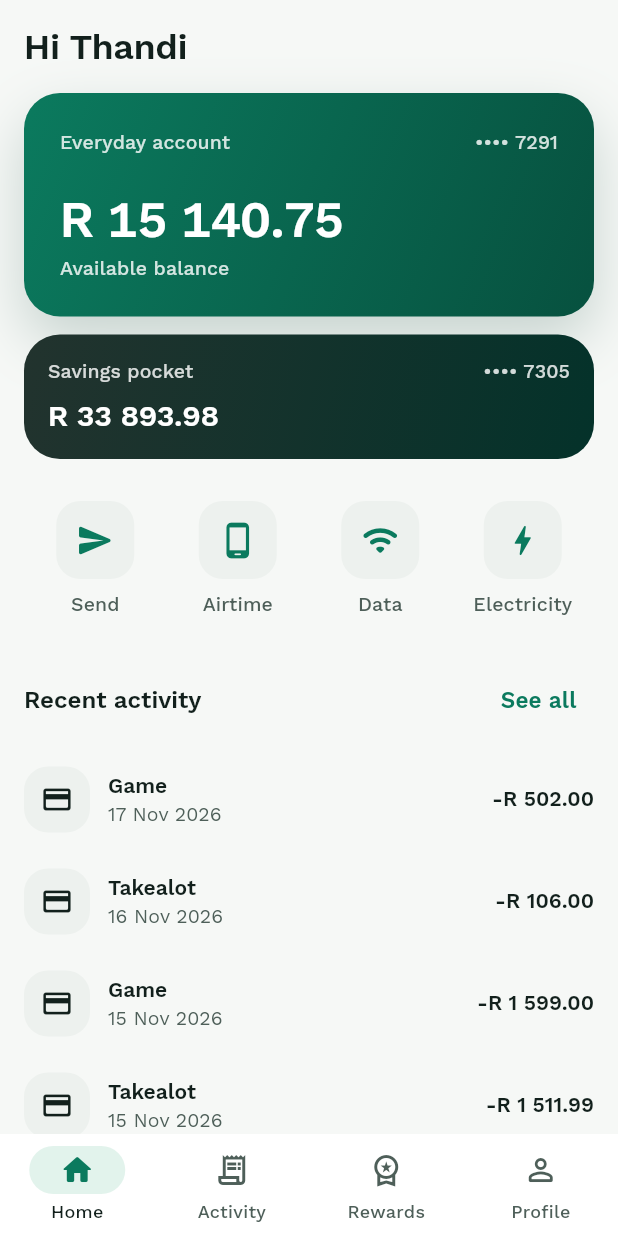
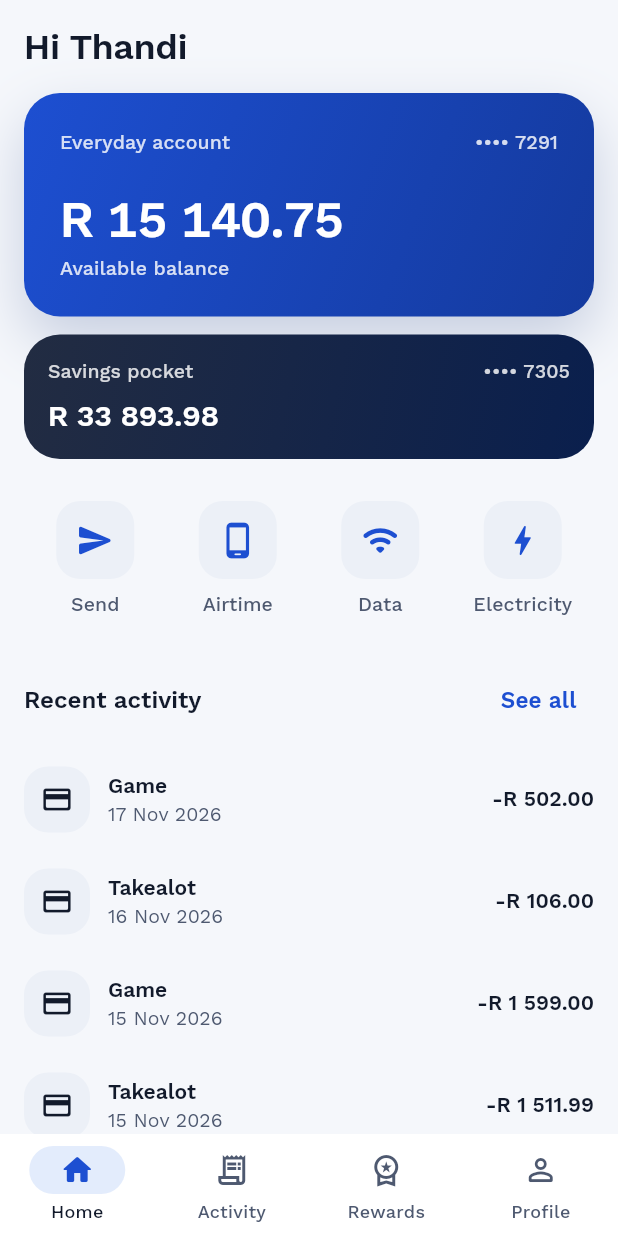
Before and after one commit to AzTheProgrammer/wallet-demo-app, a Flutter app: the DashboardPage screen opened by its route, on a phone screen of 412 x 824 dp. Run offline on Flutter 3.47's test engine with Material 3 defaults, Android fonts, the phone set to English and light mode, and no system bars; our stand-ins replace bloc, equatable, flutter_bloc, flutter_secure_storage, fpdart, freezed_annotation and 5 more; accounts and stored records are empty; generated files the repository leaves out were written again.

Commit message:
switch to blue theme

```diff
--- a/lib/core/theme/app_theme.dart
+++ b/lib/core/theme/app_theme.dart
@@ -31,7 +31,7 @@ abstract final class AppTheme {
       brightness: Brightness.dark,
       primary: AppPalette.brandBright,
       onPrimary: AppPalette.brandInk,
-      primaryContainer: Color(0xFF103A30),
+      primaryContainer: Color(0xFF16295A),
       onPrimaryContainer: AppPalette.moon,
       secondary: AppPalette.moonSoft,
       onSecondary: AppPalette.night,
--- a/lib/core/theme/tokens.dart
+++ b/lib/core/theme/tokens.dart
@@ -1,27 +1,27 @@
 import 'package:flutter/material.dart';
 
 abstract final class AppPalette {
-  static const brand = Color(0xFF0B7A5E);
-  static const brandBright = Color(0xFF3FD3A6);
-  static const brandDeep = Color(0xFF07513F);
-  static const brandInk = Color(0xFF04322A);
-  static const brandTint = Color(0xFFE2F3EC);
+  static const brand = Color(0xFF1D4FD1);
+  static const brandBright = Color(0xFF6EA8FF);
+  static const brandDeep = Color(0xFF143A9E);
+  static const brandInk = Color(0xFF0A1F4D);
+  static const brandTint = Color(0xFFE3ECFC);
 
-  static const ink = Color(0xFF12201C);
-  static const inkSoft = Color(0xFF4E5F59);
-  static const inkFaint = Color(0xFF66766F);
-  static const line = Color(0xFFE1E7E3);
-  static const canvas = Color(0xFFF6F8F6);
+  static const ink = Color(0xFF121A2B);
+  static const inkSoft = Color(0xFF4E5970);
+  static const inkFaint = Color(0xFF66718A);
+  static const line = Color(0xFFE0E5EE);
+  static const canvas = Color(0xFFF5F7FB);
   static const paper = Color(0xFFFFFFFF);
-  static const mist = Color(0xFFEDF1EE);
+  static const mist = Color(0xFFECF0F7);
 
-  static const night = Color(0xFF0C1412);
-  static const nightRaised = Color(0xFF151F1C);
-  static const nightHigh = Color(0xFF1F2B27);
-  static const nightLine = Color(0xFF2C3A35);
-  static const moon = Color(0xFFEDF3F0);
-  static const moonSoft = Color(0xFFA9B8B2);
-  static const moonFaint = Color(0xFF8B9A94);
+  static const night = Color(0xFF0B1120);
+  static const nightRaised = Color(0xFF141B2D);
+  static const nightHigh = Color(0xFF1E2639);
+  static const nightLine = Color(0xFF2B3449);
+  static const moon = Color(0xFFECF0F8);
+  static const moonSoft = Color(0xFFA8B2C7);
+  static const moonFaint = Color(0xFF8A94AA);
 
   static const positive = Color(0xFF0B7A5E);
   static const positiveDark = Color(0xFF4FD8AE);
@@ -52,10 +52,10 @@ abstract final class AppRadii {
 
 abstract final class AppElevation {
   static const raised = [
-    BoxShadow(color: Color(0x14082019), blurRadius: 24, offset: Offset(0, 8)),
+    BoxShadow(color: Color(0x14081530), blurRadius: 24, offset: Offset(0, 8)),
   ];
   static const hero = [
-    BoxShadow(color: Color(0x33073F31), blurRadius: 32, offset: Offset(0, 16)),
+    BoxShadow(color: Color(0x330A2A73), blurRadius: 32, offset: Offset(0, 16)),
   ];
 }
 
--- a/lib/core/theme/wallet_colors.dart
+++ b/lib/core/theme/wallet_colors.dart
@@ -25,10 +25,10 @@ class WalletColors extends ThemeExtension<WalletColors> {
     faint: AppPalette.inkFaint,
     line: AppPalette.line,
     tile: AppPalette.mist,
-    skeleton: Color(0xFFE6EBE8),
-    skeletonHighlight: Color(0xFFF4F7F5),
+    skeleton: Color(0xFFE5E9F1),
+    skeletonHighlight: Color(0xFFF3F5FA),
     heroGradient: [AppPalette.brand, AppPalette.brandDeep],
-    savingsGradient: [Color(0xFF22332E), AppPalette.brandInk],
+    savingsGradient: [Color(0xFF222C42), AppPalette.brandInk],
   );
 
   static const dark = WalletColors(
@@ -39,10 +39,10 @@ class WalletColors extends ThemeExtension<WalletColors> {
     faint: AppPalette.moonFaint,
     line: AppPalette.nightLine,
     tile: AppPalette.nightHigh,
-    skeleton: Color(0xFF1C2724),
-    skeletonHighlight: Color(0xFF293632),
-    heroGradient: [Color(0xFF0C8467), AppPalette.brandInk],
-    savingsGradient: [Color(0xFF2A3A35), Color(0xFF131D1A)],
+    skeleton: Color(0xFF1B2335),
+    skeletonHighlight: Color(0xFF283147),
+    heroGradient: [Color(0xFF2160E0), AppPalette.brandInk],
+    savingsGradient: [Color(0xFF283249), Color(0xFF121A2B)],
   );
 
   final Color positive;
```
Also changed, not shown: 18 other files.
